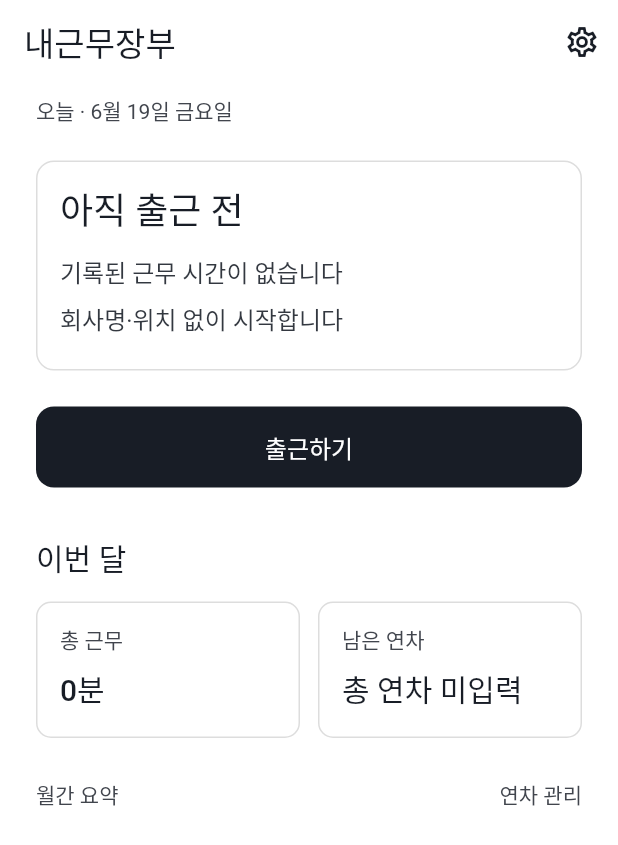
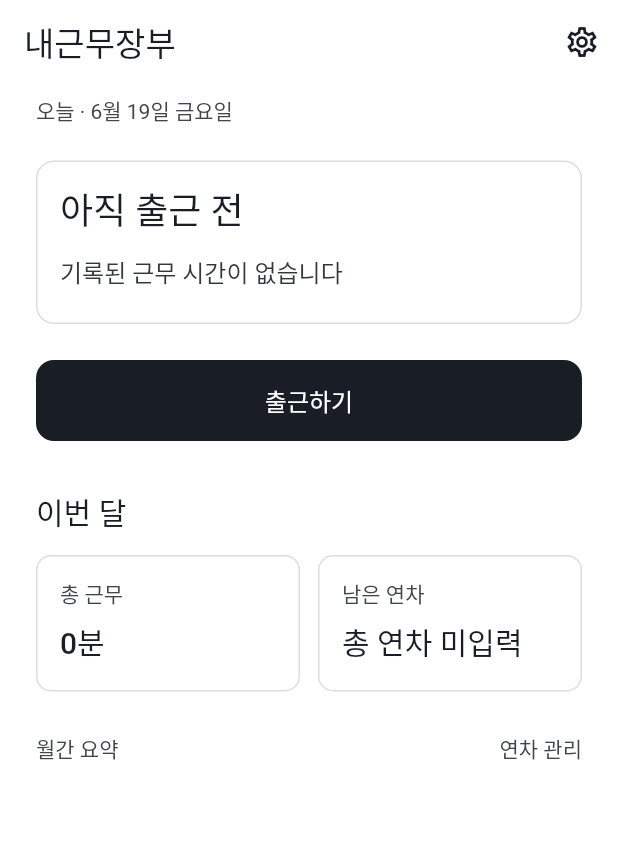
Before and after one commit to zzocojoa/MyWorkLedger, a Flutter app: the screen it shows after launch, on a phone screen of 412 x 824 dp. Shown: the top 845 px of the screen. Run offline on Flutter 3.47's test engine with Material 3 defaults, Android fonts, the phone set to English and light mode, and no system bars; our stand-ins replace flutter_local_notifications; statements that could not run were skipped.

Commit message:
style: remove company and location dashboard text (#30)

```diff
--- a/lib/features/work_record/presentation/work_record_home_screen.dart
+++ b/lib/features/work_record/presentation/work_record_home_screen.dart
@@ -625,7 +625,7 @@ List<String> buildStatusLines({required TodayWorkSummary summary}) {
   final WorkRecord? record = summary.record;
   switch (summary.status) {
     case TodayWorkStatus.beforeClockIn:
-      return <String>['기록된 근무 시간이 없습니다', '회사명·위치 없이 시작합니다'];
+      return <String>['기록된 근무 시간이 없습니다'];
     case TodayWorkStatus.working:
       final DateTime? clockInAt = record?.clockInAt;
       final Duration? elapsedDuration = summary.elapsedDuration;
```
Also changed, not shown: 1 other file.
